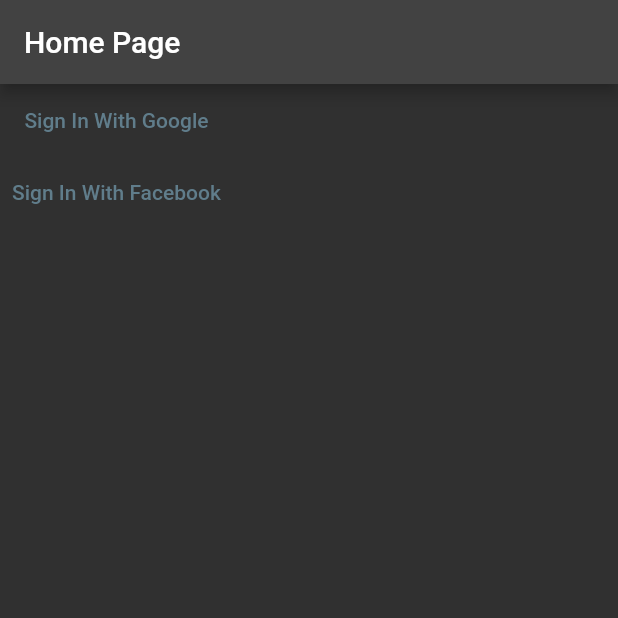
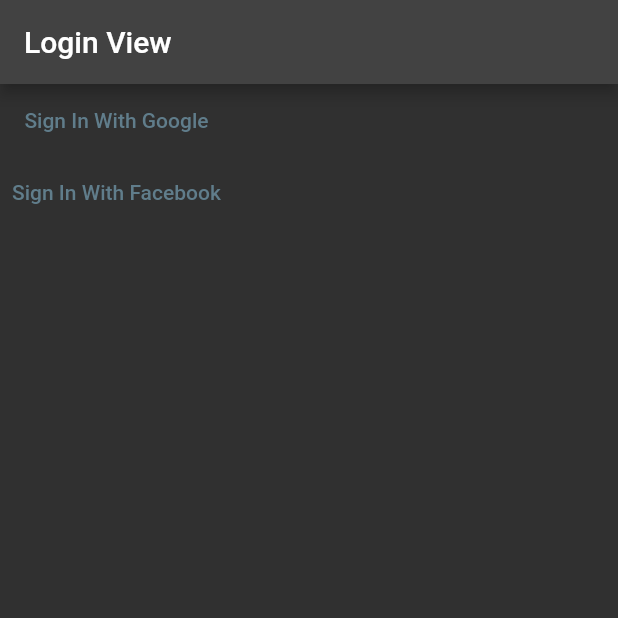
Before and after one commit to mortadha1144/instagram_clone, a Flutter app: the screen it shows after launch, after a tap on "Sign In With Facebook", on a phone screen of 412 x 824 dp, the top half of it. Run offline on Flutter 3.47's test engine with Material 2 defaults, Android fonts, the phone set to English and light mode, and no system bars; our stand-ins replace cloud_firestore, firebase_auth, firebase_core, google_sign_in, hooks_riverpod; missing offline and left inert: flutter_facebook_auth; accounts and stored records are empty.

```diff
--- a/lib/main.dart
+++ b/lib/main.dart
@@ -1,18 +1,26 @@
 import 'package:flutter/material.dart';
 import 'package:firebase_core/firebase_core.dart';
-import 'package:instagram_clone/state/auth/backend/authenticator.dart';
+import 'package:hooks_riverpod/hooks_riverpod.dart';
+import 'package:instagram_clone/state/auth/providers/auth_state_provider.dart';
+import 'package:instagram_clone/state/auth/providers/is_logged_in_provider.dart';
 import 'firebase_options.dart';
 
 import 'dart:developer' as devtools show log;
+
 extension Log on Object {
   void log() => devtools.log(toString());
 }
+
 void main() async {
   WidgetsFlutterBinding.ensureInitialized();
   await Firebase.initializeApp(
     options: DefaultFirebaseOptions.currentPlatform,
   );
-  runApp(const App());
+  runApp(
+    const ProviderScope(
+      child: App(),
+    ),
+  );
 }
 
 class App extends StatelessWidget {
@@ -35,34 +43,60 @@ class App extends StatelessWidget {
       ),
       themeMode: ThemeMode.dark,
       debugShowCheckedModeBanner: false,
-      home: HomePage(),
+      home: Consumer(
+        builder: (context, ref, child) {
+          final isLoggedIn = ref.watch(isLoggedInProvider);
+
+          if (isLoggedIn) {
+            return const MainView();
+          } else {
+            return const LoginView();
+          }
+        },
+      ),
     );
   }
 }
 
-class HomePage extends StatelessWidget {
-  const HomePage({super.key});
+// for when you are already logged in
+class MainView extends StatelessWidget {
+  const MainView({super.key});
 
   @override
   Widget build(BuildContext context) {
     return Scaffold(
+        appBar: AppBar(
+          title: const Text('Main View'),
+        ),
+        body: Consumer(
+          builder: (context, ref, child) => TextButton(
+            onPressed: ref.read(authStateProvider.notifier).logOut,
+            child: const Text('Log Out'),
+          ),
+        ));
+  }
+}
+
+// for when you are not logged in
+class LoginView extends ConsumerWidget {
+  const LoginView({
+    super.key,
+  });
+
+  @override
+  Widget build(BuildContext context, WidgetRef ref) {
+    return Scaffold(
       appBar: AppBar(
-        title: const Text('Home Page'),
+        title: const Text('Login View'),
       ),
       body: Column(
         children: [
           TextButton(
-            onPressed: () async {
-            final result =await  Authenticator().loginWithGoogle();
-            result.log();
-            },
+            onPressed: ref.read(authStateProvider.notifier).loginWithGoogle,
             child: const Text('Sign In With Google'),
           ),
           TextButton(
-            onPressed: () async {
-            final result = await Authenticator().loginWithFacebook();
-            result.log();
-            },
+            onPressed: ref.read(authStateProvider.notifier).loginWithFacebook,
             child: const Text('Sign In With Facebook'),
           ),
         ],
--- a/lib/state/auth/notifiers/auth_state_notifier.dart
+++ b/lib/state/auth/notifiers/auth_state_notifier.dart
@@ -2,6 +2,7 @@ import 'package:hooks_riverpod/hooks_riverpod.dart';
 import 'package:instagram_clone/state/auth/models/auth_result.dart';
 import 'package:instagram_clone/state/auth/models/auth_state.dart';
 
+import '../../posts/typedefs/user_id.dart';
 import '../../user_info/backend/user_info_storafe.dart';
 import '../backend/authenticator.dart';
 
@@ -37,6 +38,19 @@ class AuthStateNotifier extends StateNotifier<AuthState> {
         userId: userId,
       );
     }
+  Future<void> loginWithFacebook() async {
+    state = state.copyWithIsLoading(true);
+    final result = await _authenticator.loginWithFacebook();
+    final userId = _authenticator.userId;
+    if (result == AuthResult.success && userId != null) {
+     await saveUserInfo(userId: userId);
+    }
+       state = AuthState(
+        result: result,
+        isLoading: false,
+        userId: userId,
+      );
+    }
 
     Future<void> saveUserInfo({
       required UserId userId,
--- /dev/null
+++ b/lib/state/auth/providers/auth_state_provider.dart
@@ -0,0 +1,7 @@
+import 'package:hooks_riverpod/hooks_riverpod.dart';
+import 'package:instagram_clone/state/auth/models/auth_state.dart';
+import 'package:instagram_clone/state/auth/notifiers/auth_state_notifier.dart';
+
+final authStateProvider = StateNotifierProvider<AuthStateNotifier, AuthState>(
+  (_) => AuthStateNotifier(),
+);
--- /dev/null
+++ b/lib/state/auth/providers/is_logged_in_provider.dart
@@ -0,0 +1,9 @@
+import 'package:hooks_riverpod/hooks_riverpod.dart';
+
+import '../models/auth_result.dart';
+import 'auth_state_provider.dart';
+
+final isLoggedInProvider = Provider<bool>((ref) {
+  final authState = ref.watch(authStateProvider);
+  return authState.result == AuthResult.success;
+});
--- /dev/null
+++ b/lib/state/auth/providers/user_id_provider.dart
@@ -0,0 +1,8 @@
+import 'package:hooks_riverpod/hooks_riverpod.dart';
+import 'package:instagram_clone/state/posts/typedefs/user_id.dart';
+
+import 'auth_state_provider.dart';
+
+final userIdProvider = Provider<UserId?>(
+  (ref) => ref.watch(authStateProvider).userId,
+);
```
